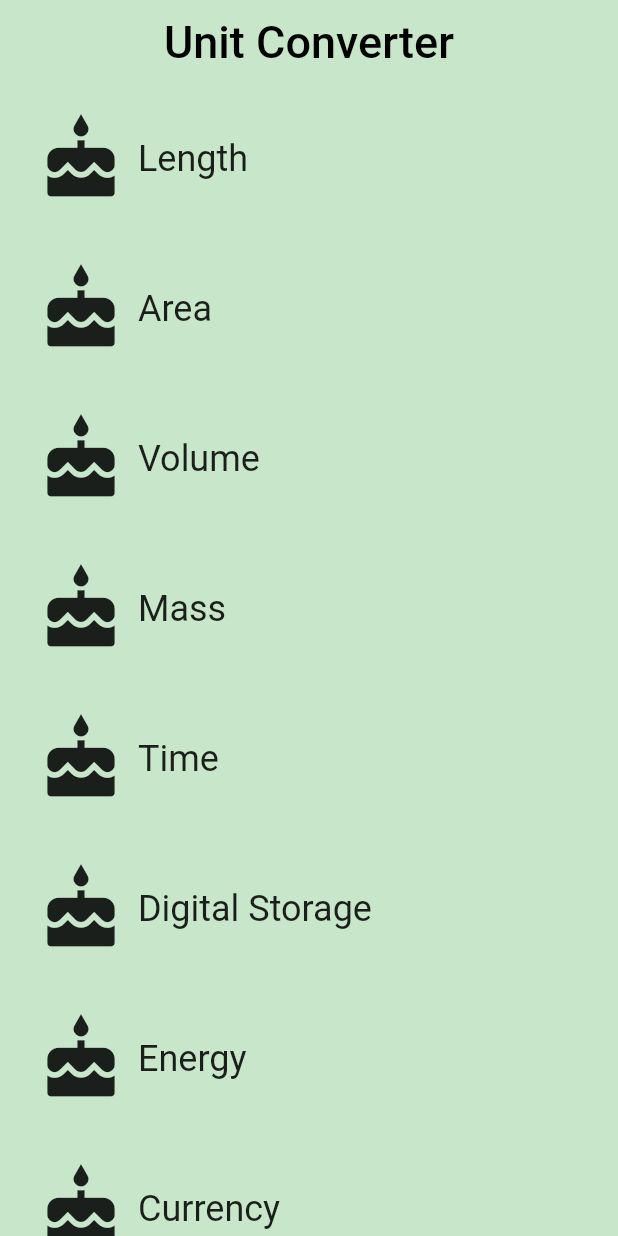
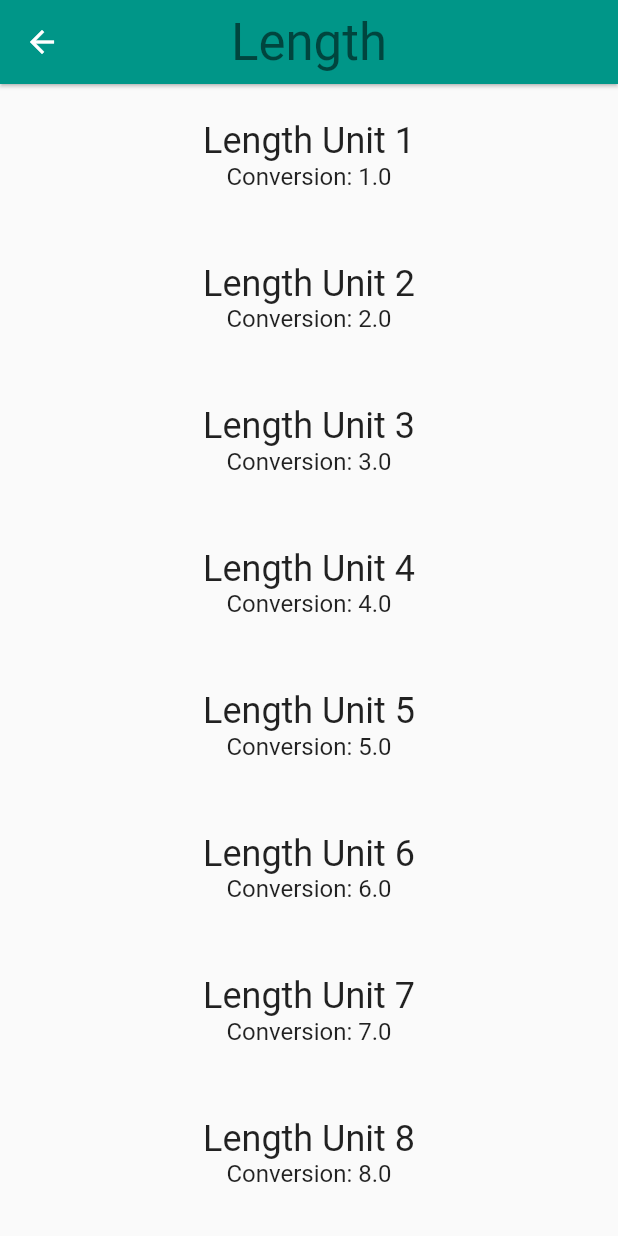
Before and after one commit to amit-hassan/unit_converter, a Flutter app: the screen it shows after launch, after a tap on "Length", on a phone screen of 412 x 824 dp. Run offline on Flutter 3.47's test engine with Material 2 defaults, Android fonts, the phone set to English and light mode, and no system bars.

Commit message:
Converter screen added with navigation

```diff
--- a/lib/category.dart
+++ b/lib/category.dart
@@ -1,4 +1,6 @@
 import 'package:flutter/material.dart';
+import 'package:unit_converter_app/converter_screen.dart';
+import 'package:unit_converter_app/unit.dart';
 
 // We use an underscore to indicate that these variables are private.
 const _rowHeight = 100.0;
@@ -11,13 +13,38 @@ class Category extends StatelessWidget {
   final String name;
   final ColorSwatch color;
   final IconData iconLocation;
+  final List<Unit> units;
 
   const Category({
     Key? key,
     required this.name,
     required this.color,
     required this.iconLocation,
+    required this.units,
   }) : super(key: key);
+
+  /// Navigates to the [ConverterRoute].
+  void _navigateToConverter(BuildContext context) {
+    Navigator.of(context).push(MaterialPageRoute(
+        builder: (BuildContext context) {
+          return Scaffold(
+            appBar: AppBar(
+              elevation: 1.0,
+              title: Text(
+                name,
+                style: Theme.of(context).textTheme.headline4,
+              ),
+              centerTitle: true,
+              backgroundColor: color,
+            ),
+            body: ConverterScreen(
+              color: color,
+              units: units,
+            ),
+          );
+        }
+    ));
+  }
 
   @override
   // This `context` parameter describes the location of this widget in the
@@ -33,7 +60,7 @@ class Category extends StatelessWidget {
           highlightColor: color,
           splashColor: color,
           onTap: () {
-            print('I am Tapping!');
+            _navigateToConverter(context);
           },
           child: Padding(
             padding: const EdgeInsets.all(8.0),
--- a/lib/category_route.dart
+++ b/lib/category_route.dart
@@ -1,10 +1,10 @@
 import 'package:flutter/material.dart';
 import 'package:unit_converter_app/category.dart';
+import 'package:unit_converter_app/unit.dart';
 
 final _backgroundColor = Colors.green[100];
 
 class CategoryRoute extends StatelessWidget {
-
   const CategoryRoute({Key? key}) : super(key: key);
 
   static const _categoryNames = <String>[
@@ -29,26 +29,35 @@ class CategoryRoute extends StatelessWidget {
     Colors.red,
   ];
 
-  /// Makes the correct number of rows for the list view.
-  ///
   /// For portrait, we construct a [ListView] from the list of category widgets.
   Widget _buildCategoryWidgets(List<Widget> categories) {
     return ListView.builder(
-        itemBuilder: (BuildContext context, int index) => categories[index],
-        itemCount: categories.length,
+      itemBuilder: (BuildContext context, int index) => categories[index],
+      itemCount: categories.length,
     );
+  }
+
+  ///Returns a list of mock [Unit]s
+  List<Unit> _retrieveUnitList(String categoryName) {
+    return List.generate(10, (index) {
+      index += 1;
+      return Unit(
+        name: '$categoryName Unit $index',
+        conversion: index.toDouble(),
+      );
+    });
   }
 
   @override
   Widget build(BuildContext context) {
-
     final categories = <Category>[];
 
-    for(var i = 0; i < _categoryNames.length; i++) {
+    for (var i = 0; i < _categoryNames.length; i++) {
       categories.add(Category(
-          name: _categoryNames[i],
-          color: _baseColors[i] as ColorSwatch<dynamic>,
-          iconLocation: Icons.cake,
+        name: _categoryNames[i],
+        color: _baseColors[i] as ColorSwatch<dynamic>,
+        iconLocation: Icons.cake,
+        units: _retrieveUnitList(_categoryNames[i]),
       ));
     }
 
@@ -62,10 +71,7 @@ class CategoryRoute extends StatelessWidget {
       elevation: 0.0,
       title: const Text(
         'Unit Converter',
-        style: TextStyle(
-          color: Colors.black,
-          fontSize: 30.0
-        ),
+        style: TextStyle(color: Colors.black, fontSize: 30.0),
       ),
       centerTitle: true,
       backgroundColor: _backgroundColor,
--- /dev/null
+++ b/lib/converter_screen.dart
@@ -0,0 +1,52 @@
+import 'package:flutter/material.dart';
+import 'package:unit_converter_app/category.dart';
+import 'package:unit_converter_app/unit.dart';
+
+/// Converter screen where users can input amounts to convert.
+///
+/// Currently, it just displays a list of mock units.
+///
+/// While it is named ConverterRoute, a more apt name would be ConverterScreen,
+/// because it is responsible for the UI at the route's destination.
+class ConverterScreen extends StatelessWidget {
+
+  /// Color for this [Category]
+  final Color color;
+
+  ///Units for this [Category]
+  final List<Unit> units;
+
+  // TODO: Pass in the [Category]'s color
+  const ConverterScreen({
+    required this.units,
+    required this.color,
+    Key? key
+  }) : super(key: key);
+
+  @override
+  Widget build(BuildContext context) {
+    final unitWidgets = units.map((Unit unit) {
+      // TODO: Set the color for this Container
+      return Container(
+        margin: const EdgeInsets.all(8.0),
+        padding: const EdgeInsets.all(16.0),
+        child: Column(
+          children: [
+            Text(
+              unit.name!,
+              style: Theme.of(context).textTheme.headline5,
+            ),
+            Text(
+              'Conversion: ${unit.conversion}',
+              style: Theme.of(context).textTheme.subtitle1,
+            )
+          ],
+        ),
+      );
+    }).toList();
+
+    return ListView(
+      children: unitWidgets,
+    );
+  }
+}
--- /dev/null
+++ b/lib/unit.dart
@@ -0,0 +1,16 @@
+class Unit {
+  final String? name;
+  final double? conversion;
+
+  const Unit({
+    required String this.name,
+    required double this.conversion,
+  });
+
+  //Create a [Unit] from JSON object
+  Unit.fromJson(Map jsonMap)
+      : assert(jsonMap['name'] != null),
+        assert(jsonMap['conversion'] != null),
+        name = jsonMap['name'],
+        conversion = jsonMap['conversion'].toDouble();
+}
```
